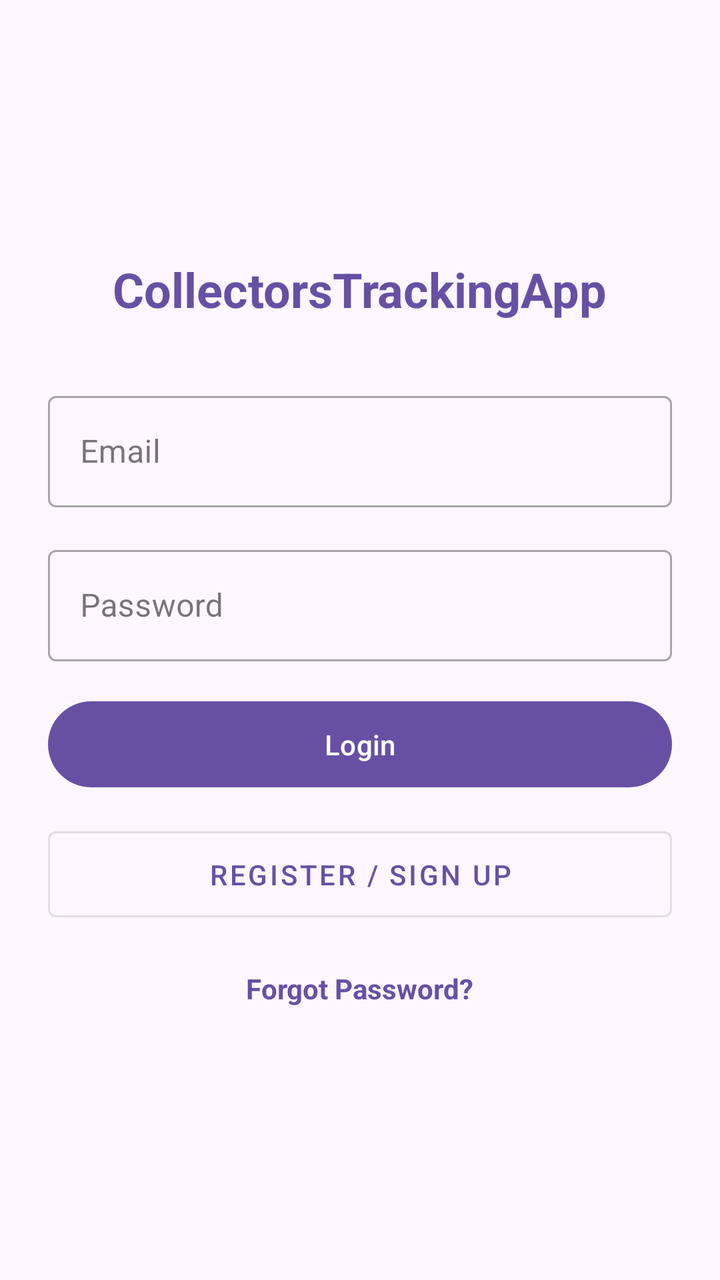
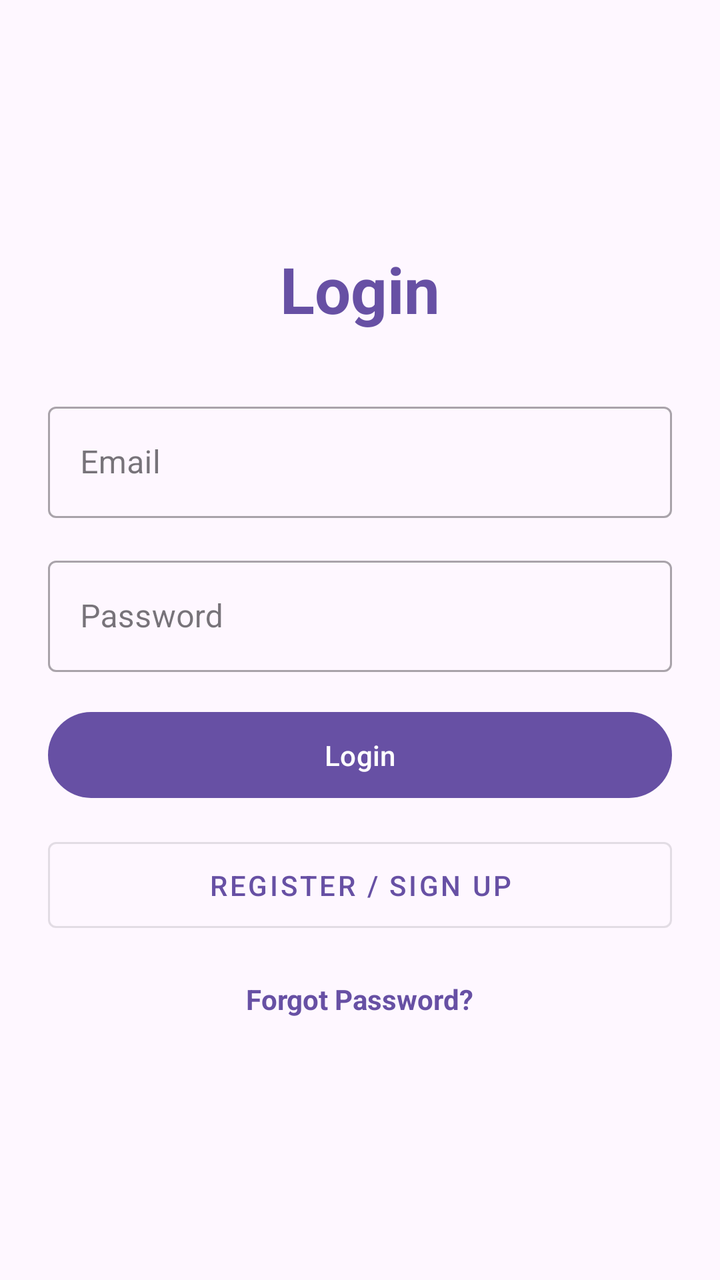

Two renders of the same Android screen: before a commit and after it. Below are the layout's source before the change and the commit's diff.
<!-- AndroidManifest.xml: application theme Theme.CollectorsTrackingApp -->
<!-- res/layout/fragment_login.xml -->
<?xml version="1.0" encoding="utf-8"?>
<LinearLayout xmlns:android="http://schemas.android.com/apk/res/android"
    xmlns:app="http://schemas.android.com/apk/res-auto"
    android:layout_width="match_parent"
    android:layout_height="match_parent"
    android:orientation="vertical"
    android:gravity="center"
    android:padding="24dp"
    android:background="?attr/colorSurface">

    <TextView
        android:layout_width="wrap_content"
        android:layout_height="wrap_content"
        android:text="@string/app_name"
        android:textSize="24sp"
        android:textStyle="bold"
        android:layout_marginBottom="32dp"
        android:textColor="?attr/colorPrimary" />

    <com.google.android.material.textfield.TextInputLayout
        android:layout_width="match_parent"
        android:layout_height="wrap_content"
        android:layout_marginBottom="16dp"
        style="@style/Widget.MaterialComponents.TextInputLayout.OutlinedBox">

        <com.google.android.material.textfield.TextInputEditText
            android:id="@+id/usernameEditText"
            android:layout_width="match_parent"
            android:layout_height="wrap_content"
            android:hint="Email"
            android:inputType="textEmailAddress" />
    </com.google.android.material.textfield.TextInputLayout>

    <com.google.android.material.textfield.TextInputLayout
        android:layout_width="match_parent"
        android:layout_height="wrap_content"
        android:layout_marginBottom="16dp"
        style="@style/Widget.MaterialComponents.TextInputLayout.OutlinedBox">

        <com.google.android.material.textfield.TextInputEditText
            android:id="@+id/passwordEditText"
            android:layout_width="match_parent"
            android:layout_height="wrap_content"
            android:hint="Password"
            android:inputType="textPassword" />
    </com.google.android.material.textfield.TextInputLayout>

    <Button
        android:id="@+id/loginButton"
        android:layout_width="match_parent"
        android:layout_height="wrap_content"
        android:text="Login"
        android:padding="12dp"
        android:layout_marginBottom="12dp" />

    <Button
        android:id="@+id/registerButton"
        android:layout_width="match_parent"
        android:layout_height="wrap_content"
        android:text="Register / Sign Up"
        style="@style/Widget.MaterialComponents.Button.OutlinedButton"
        android:padding="12dp"
        android:layout_marginBottom="12dp" />

    <TextView
        android:id="@+id/forgotPasswordTextView"
        android:layout_width="wrap_content"
        android:layout_height="wrap_content"
        android:text="@string/forgot_password"
        android:textColor="?attr/colorPrimary"
        android:textStyle="bold"
        android:padding="8dp" />

</LinearLayout>
<!-- resources referenced by this layout -->
<resources>
  <string name="app_name">CollectorsTrackingApp</string>
  <string name="forgot_password">Forgot Password?</string>
  <style name="Theme.CollectorsTrackingApp" parent="Base.Theme.CollectorsTrackingApp" />
  <style name="Base.Theme.CollectorsTrackingApp" parent="Theme.Material3.DayNight.NoActionBar">
          
          
      </style>
</resources>

<!-- the commit's change to res/layout/fragment_login.xml (unified diff, before → after) -->
@@ -1,6 +1,7 @@
 <?xml version="1.0" encoding="utf-8"?>
 <LinearLayout xmlns:android="http://schemas.android.com/apk/res/android"
     xmlns:app="http://schemas.android.com/apk/res-auto"
+    xmlns:tools="http://schemas.android.com/tools"
     android:layout_width="match_parent"
     android:layout_height="match_parent"
     android:orientation="vertical"
@@ -11,9 +12,10 @@
     <TextView
         android:layout_width="wrap_content"
         android:layout_height="wrap_content"
-        android:text="@string/app_name"
-        android:textSize="24sp"
+        android:text="Login"
+        android:textSize="32sp"
         android:textStyle="bold"
+        android:gravity="center"
         android:layout_marginBottom="32dp"
         android:textColor="?attr/colorPrimary" />
 
<!-- resource entries referenced after the edit -->
@@ -1,6 +1,5 @@
 <!-- resources referenced by this layout -->
 <resources>
-  <string name="app_name">CollectorsTrackingApp</string>
   <string name="forgot_password">Forgot Password?</string>
   <style name="Theme.CollectorsTrackingApp" parent="Base.Theme.CollectorsTrackingApp" />
   <style name="Base.Theme.CollectorsTrackingApp" parent="Theme.Material3.DayNight.NoActionBar">
